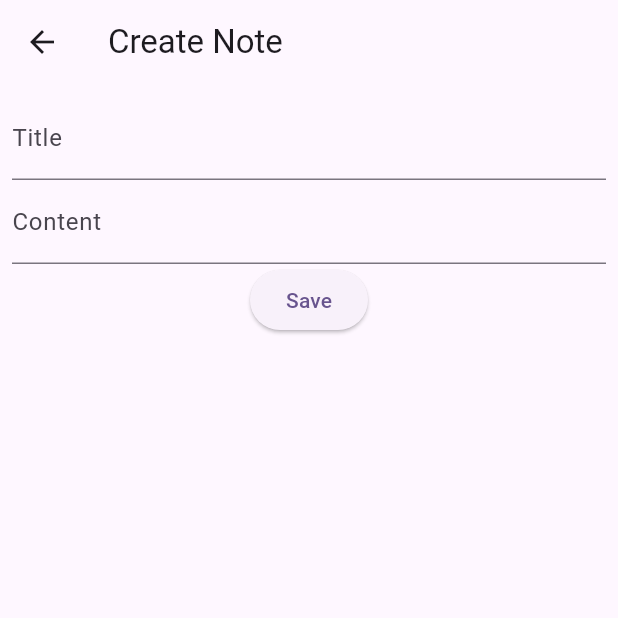
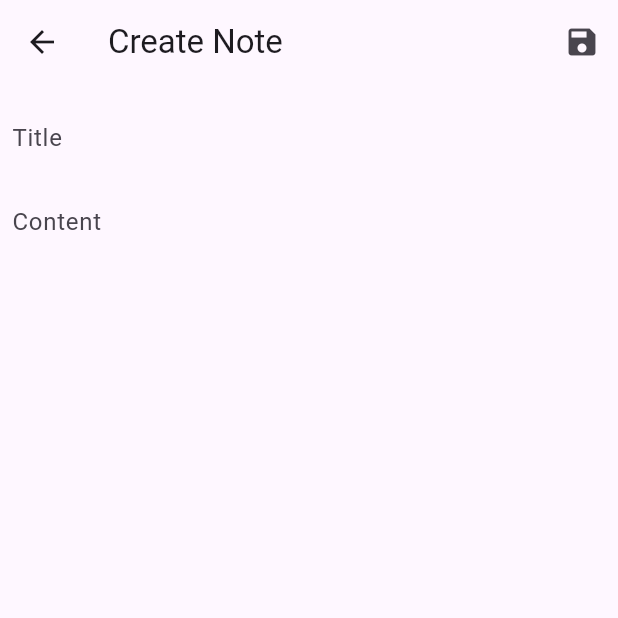
Before and after one commit to DarpanNeve/my_notes, a Flutter app: the CreateNote screen opened directly, on a phone screen of 412 x 824 dp, the top half of it. Run offline on Flutter 3.47's test engine with Material 3 defaults, Android fonts, the phone set to English and light mode, and no system bars; our stand-ins replace firebase_core; accounts and stored records are empty; statements that could not run were skipped.

```diff
--- a/lib/screens/create_note.dart
+++ b/lib/screens/create_note.dart
@@ -3,13 +3,25 @@ import 'package:flutter/material.dart';
 class CreateNote extends StatelessWidget {
   CreateNote({super.key});
 
-  final _formkey = GlobalKey<FormState>();
+  final _formKey = GlobalKey<FormState>();
 
   @override
   Widget build(BuildContext context) {
     return Scaffold(
       appBar: AppBar(
         title: const Text('Create Note'),
+        actions: [
+          IconButton(
+            onPressed: () {
+              _formKey.currentState!.validate();
+              if (!_formKey.currentState!.validate()) {
+                return;
+              }
+              // Start procedure of saving the note
+            },
+            icon: const Icon(Icons.save),
+          ),
+        ],
       ),
       body: Padding(
         padding: const EdgeInsets.all(8.0),
@@ -19,6 +31,7 @@ class CreateNote extends StatelessWidget {
             children: [
               TextFormField(
                   decoration: const InputDecoration(
+                    border: InputBorder.none,
                     labelText: 'Title',
                   ),
                   validator: (value) {
@@ -27,8 +40,10 @@ class CreateNote extends StatelessWidget {
                     }
                     return null;
                   }),
-              TextFormField(
+              Expanded(
+                child: TextFormField(
                     decoration: const InputDecoration(
+                      border: InputBorder.none,
                       labelText: 'Content',
                     ),
                     validator: (value) {
@@ -37,13 +52,8 @@ class CreateNote extends StatelessWidget {
                       }
                       return null;
                     }),
-              ElevatedButton(
-                onPressed: () {
-                  // Add note to database
-                  Navigator.pop(context);
-                },
-                child: const Text('Save'),
               ),
+
             ],
           ),
         ),
```
Lines whose indentation alone changed are shown as unchanged.
